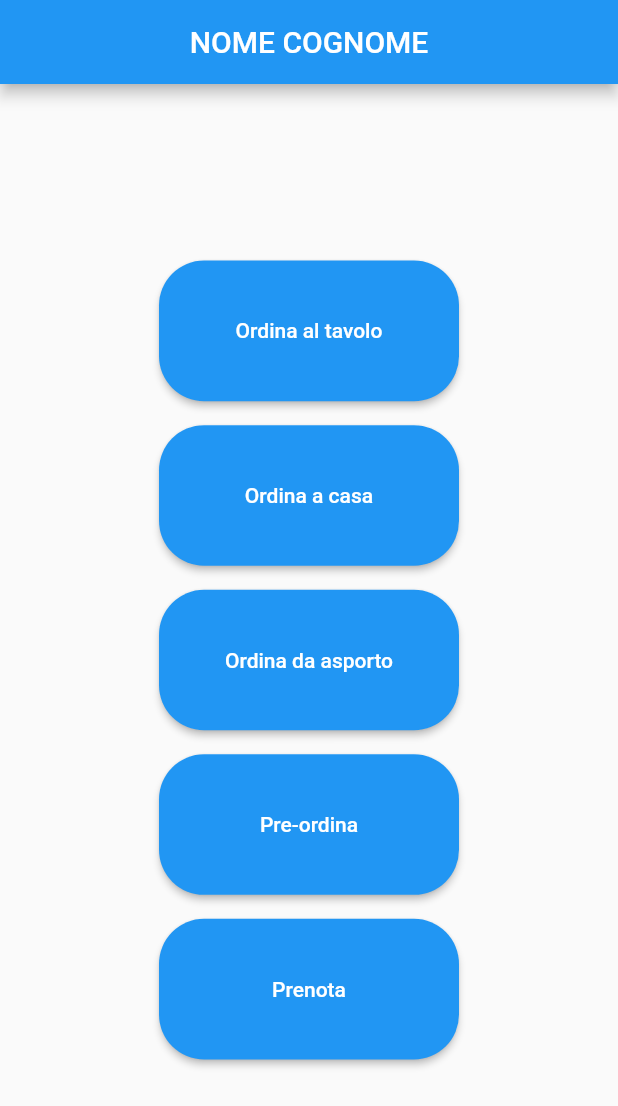
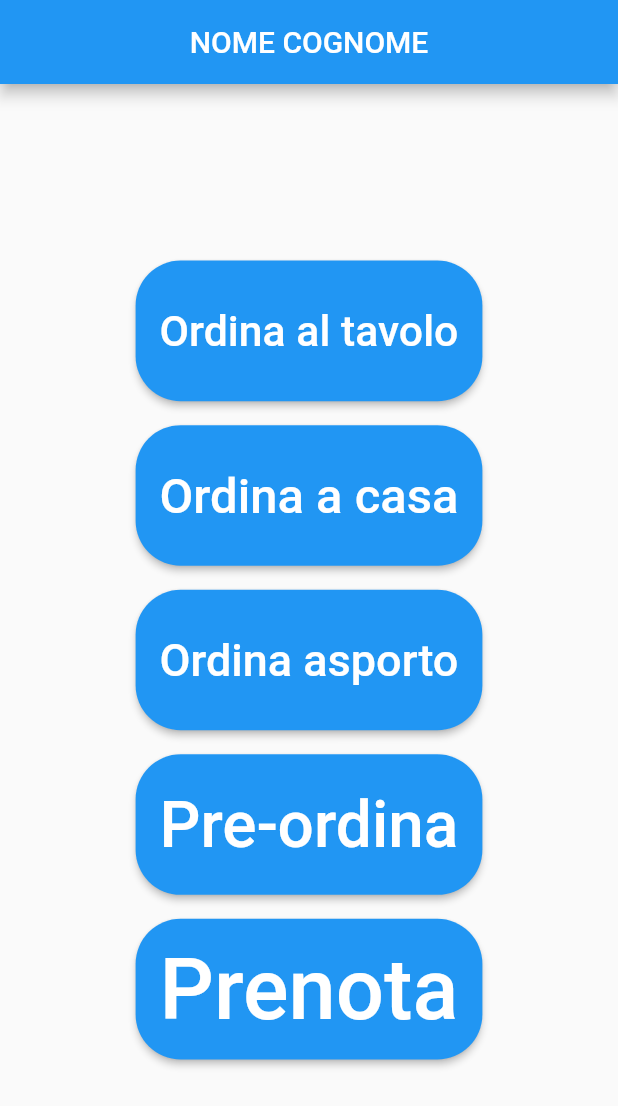
Before and after one commit to lory9894/command_app_frontend, a Flutter app: the Profile screen opened directly, on a phone screen of 412 x 824 dp. Shown: the top 1106 px of the screen. Run offline on Flutter 3.47's test engine with Material 2 defaults, Android fonts, the phone set to English and light mode, and no system bars; our stand-ins replace flutter_signin_button; missing offline and left inert: mobile_scanner.

Commit message:
sligtly better

```diff
--- a/cliente/lib/screens/profile.dart
+++ b/cliente/lib/screens/profile.dart
@@ -38,7 +38,7 @@ class _ProfileState extends State<Profile> {
                   padding: const EdgeInsets.all(8.0),
                   child: ElevatedButton(
                     style: ElevatedButton.styleFrom(
-                      fixedSize: const Size(200, 1),
+                      minimumSize: const Size.fromHeight(20),
                       shape: RoundedRectangleBorder(
                         borderRadius: BorderRadius.circular(30),
                       ),
@@ -76,7 +76,13 @@ class _ProfileState extends State<Profile> {
                         },
                       );
                     },
-                    child: const Text("Ordina al tavolo"),
+                    child: const FittedBox(
+                      fit: BoxFit.fitHeight,
+                      child: Text(
+                        "Ordina al tavolo",
+                        style: TextStyle(fontSize: 60),
+                      ),
+                    ),
                   ),
                 ),
               ),
@@ -85,7 +91,7 @@ class _ProfileState extends State<Profile> {
                   padding: const EdgeInsets.all(8.0),
                   child: ElevatedButton(
                     style: ElevatedButton.styleFrom(
-                      fixedSize: const Size(200, 1),
+                      minimumSize: const Size.fromHeight(40),
                       shape: RoundedRectangleBorder(
                         borderRadius: BorderRadius.circular(30),
                       ),
@@ -97,7 +103,13 @@ class _ProfileState extends State<Profile> {
                         MaterialPageRoute(builder: (context) => const Menu()),
                       );
                     },
-                    child: const Text("Ordina a casa"),
+                    child: const FittedBox(
+                      fit: BoxFit.fitHeight,
+                      child: Text(
+                        "Ordina a casa",
+                        style: TextStyle(fontSize: 60),
+                      ),
+                    ),
                   ),
                 ),
               ),
@@ -106,7 +118,7 @@ class _ProfileState extends State<Profile> {
                   padding: const EdgeInsets.all(8.0),
                   child: ElevatedButton(
                     style: ElevatedButton.styleFrom(
-                      fixedSize: const Size(200, 1),
+                      minimumSize: const Size.fromHeight(40),
                       shape: RoundedRectangleBorder(
                         borderRadius: BorderRadius.circular(30),
                       ),
@@ -118,7 +130,13 @@ class _ProfileState extends State<Profile> {
                         MaterialPageRoute(builder: (context) => const Menu()),
                       );
                     },
-                    child: const Text("Ordina da asporto"),
+                    child: const FittedBox(
+                      fit: BoxFit.fitHeight,
+                      child: Text(
+                        "Ordina asporto",
+                        style: TextStyle(fontSize: 60),
+                      ),
+                    ),
                   ),
                 ),
               ),
@@ -127,7 +145,7 @@ class _ProfileState extends State<Profile> {
                   padding: const EdgeInsets.all(8.0),
                   child: ElevatedButton(
                     style: ElevatedButton.styleFrom(
-                      fixedSize: const Size(200, 1),
+                      minimumSize: const Size.fromHeight(40),
                       shape: RoundedRectangleBorder(
                         borderRadius: BorderRadius.circular(30),
                       ),
@@ -139,7 +157,13 @@ class _ProfileState extends State<Profile> {
                       );
                        */
                     },
-                    child: const Text("Pre-ordina"),
+                    child: const FittedBox(
+                      fit: BoxFit.fitHeight,
+                      child: Text(
+                        "Pre-ordina",
+                        style: TextStyle(fontSize: 60),
+                      ),
+                    ),
                   ),
                 ),
               ),
@@ -148,7 +172,7 @@ class _ProfileState extends State<Profile> {
                   padding: const EdgeInsets.all(8.0),
                   child: ElevatedButton(
                     style: ElevatedButton.styleFrom(
-                      fixedSize: const Size(200, 1),
+                      minimumSize: const Size.fromHeight(40),
                       shape: RoundedRectangleBorder(
                         borderRadius: BorderRadius.circular(30),
                       ),
@@ -160,7 +184,13 @@ class _ProfileState extends State<Profile> {
                     );
                      */
                     },
-                    child: const Text("Prenota"),
+                    child: const FittedBox(
+                      fit: BoxFit.fitHeight,
+                      child: Text(
+                        "Prenota",
+                        style: TextStyle(fontSize: 60),
+                      ),
+                    ),
                   ),
                 ),
               ),
```
